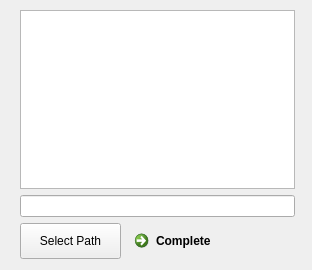
This is Dialog.ui in Chillwind132/FileSync_ARS as Qt 5 draws it before an edit. The edited form follows.
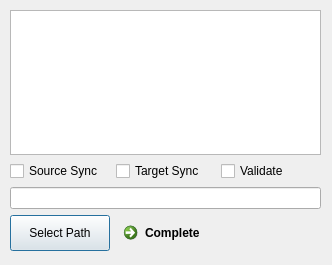
This is the edited form.

Diff of the .ui file:
```diff
--- a/Dialog.ui
+++ b/Dialog.ui
@@ -6,20 +6,20 @@
    <rect>
     <x>0</x>
     <y>0</y>
-    <width>312</width>
-    <height>270</height>
+    <width>332</width>
+    <height>265</height>
    </rect>
   </property>
   <property name="minimumSize">
    <size>
-    <width>312</width>
-    <height>270</height>
+    <width>332</width>
+    <height>265</height>
    </size>
   </property>
   <property name="maximumSize">
    <size>
-    <width>312</width>
-    <height>270</height>
+    <width>332</width>
+    <height>265</height>
    </size>
   </property>
   <property name="windowTitle">
@@ -28,33 +28,17 @@
   <property name="layoutDirection">
    <enum>Qt::LeftToRight</enum>
   </property>
-  <widget class="QWidget" name="">
+  <widget class="QWidget" name="layoutWidget">
    <property name="geometry">
     <rect>
-     <x>20</x>
+     <x>10</x>
      <y>10</y>
-     <width>275</width>
-     <height>249</height>
+     <width>311</width>
+     <height>241</height>
     </rect>
    </property>
    <layout class="QGridLayout" name="gridLayout">
-    <item row="0" column="0" colspan="2">
-     <widget class="QListWidget" name="listWidget"/>
-    </item>
-    <item row="2" column="0" colspan="2">
-     <widget class="QLineEdit" name="lineEdit"/>
-    </item>
-    <item row="3" column="1">
-     <widget class="QCommandLinkButton" name="commandLinkButton_go">
-      <property name="layoutDirection">
-       <enum>Qt::RightToLeft</enum>
-      </property>
-      <property name="text">
-       <string>Complete</string>
-      </property>
-     </widget>
-    </item>
-    <item row="3" column="0">
+    <item row="10" column="0">
      <widget class="QPushButton" name="pushButton_select">
       <property name="sizePolicy">
        <sizepolicy hsizetype="Minimum" vsizetype="Preferred">
@@ -67,6 +51,46 @@
       </property>
      </widget>
     </item>
+    <item row="0" column="0" colspan="3">
+     <widget class="QListWidget" name="listWidget"/>
+    </item>
+    <item row="10" column="1" colspan="2">
+     <widget class="QCommandLinkButton" name="commandLinkButton_go">
+      <property name="layoutDirection">
+       <enum>Qt::RightToLeft</enum>
+      </property>
+      <property name="autoFillBackground">
+       <bool>false</bool>
+      </property>
+      <property name="text">
+       <string>Complete</string>
+      </property>
+     </widget>
+    </item>
+    <item row="4" column="0" colspan="3">
+     <widget class="QLineEdit" name="lineEdit"/>
+    </item>
+    <item row="1" column="0">
+     <widget class="QCheckBox" name="checkBox">
+      <property name="text">
+       <string>Source Sync</string>
+      </property>
+     </widget>
+    </item>
+    <item row="1" column="1">
+     <widget class="QCheckBox" name="checkBox_2">
+      <property name="text">
+       <string>Target Sync</string>
+      </property>
+     </widget>
+    </item>
+    <item row="1" column="2">
+     <widget class="QCheckBox" name="checkBox_3">
+      <property name="text">
+       <string>Validate</string>
+      </property>
+     </widget>
+    </item>
    </layout>
   </widget>
  </widget>
```
